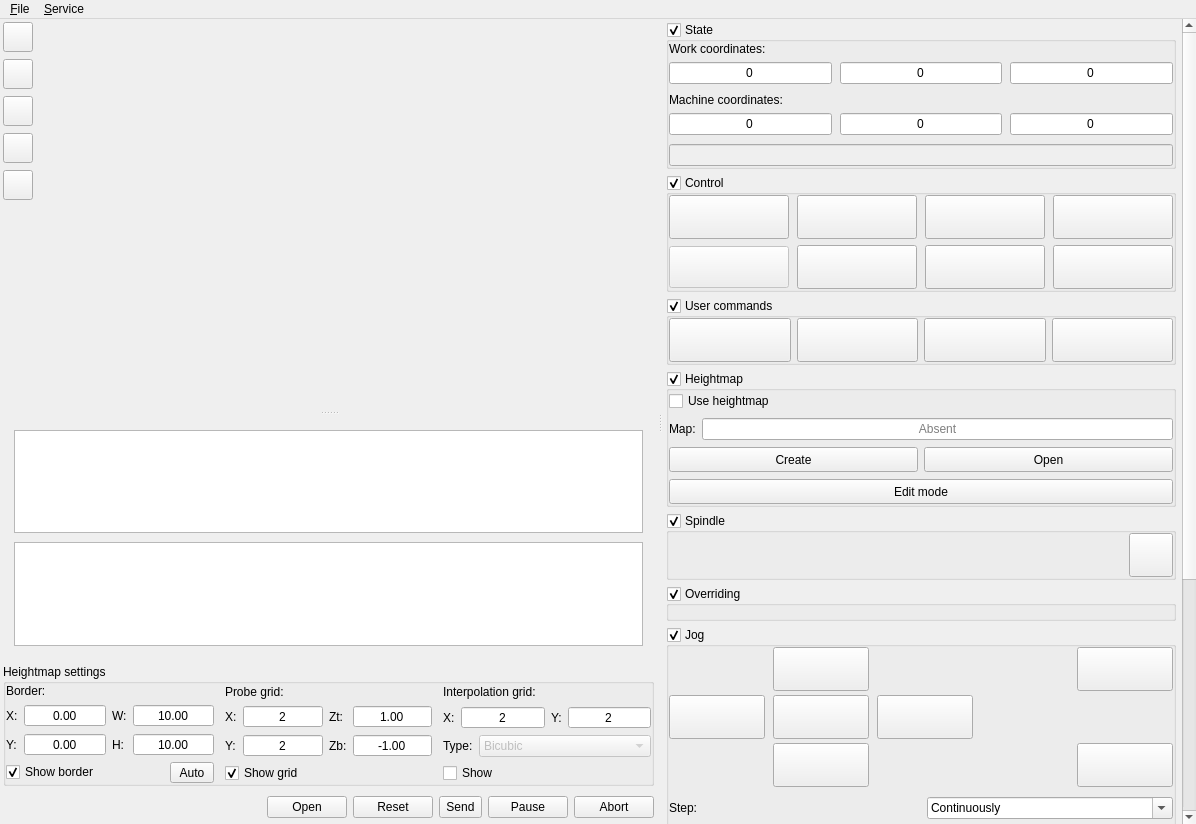
Before: the Qt Designer form src/frmmain.ui in djuls-lab/candle, drawn with Qt 5.
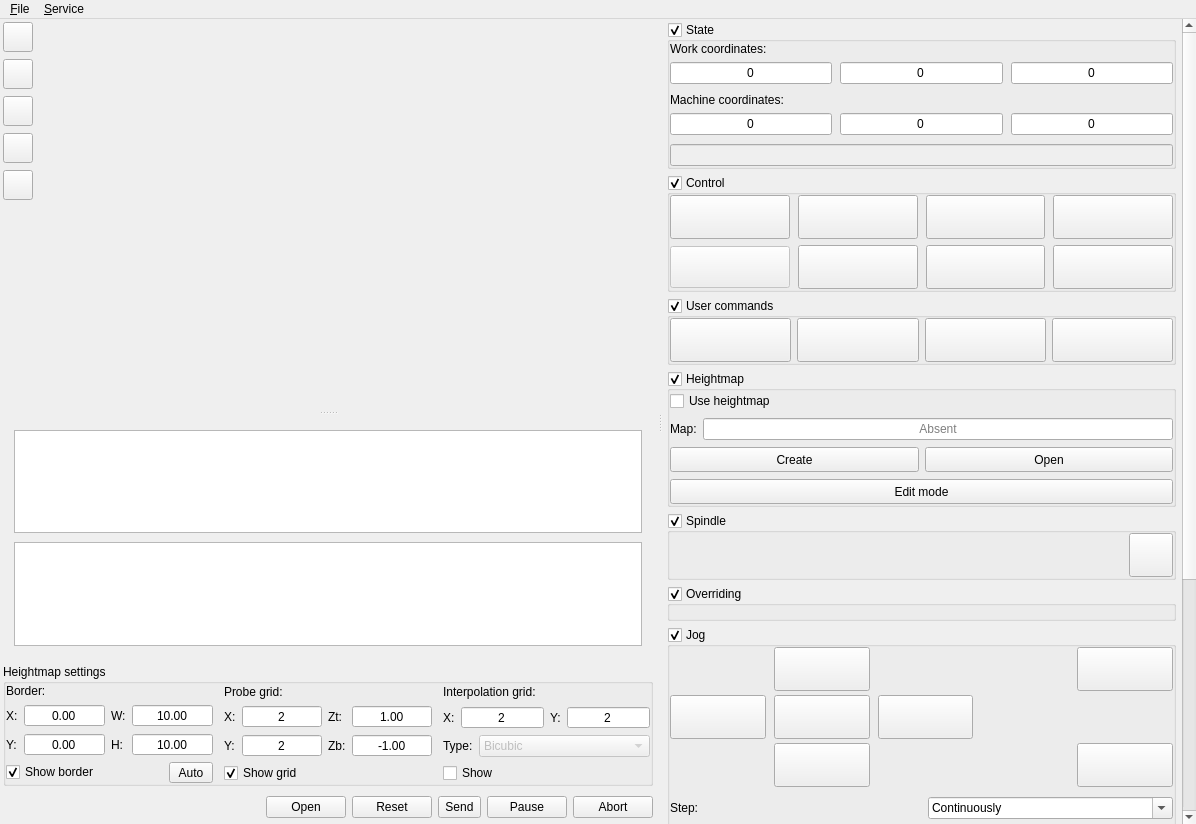
After: the same form once the commit is applied. Icons and pictures are not drawn. Custom widgets are drawn as their Qt base class.

The edit to the form file:
```diff
--- a/src/frmmain.ui
+++ b/src/frmmain.ui
@@ -40,7 +40,7 @@
        <enum>Qt::Horizontal</enum>
       </property>
       <property name="handleWidth">
-       <number>6</number>
+       <number>8</number>
       </property>
       <property name="childrenCollapsible">
        <bool>false</bool>
@@ -915,12 +915,6 @@
          <verstretch>0</verstretch>
         </sizepolicy>
        </property>
-       <property name="minimumSize">
-        <size>
-         <width>235</width>
-         <height>0</height>
-        </size>
-       </property>
        <layout class="QVBoxLayout" name="verticalLayout_2">
         <property name="leftMargin">
          <number>0</number>
@@ -956,7 +950,7 @@
             <rect>
              <x>0</x>
              <y>0</y>
-             <width>548</width>
+             <width>547</width>
              <height>1260</height>
             </rect>
            </property>
```
